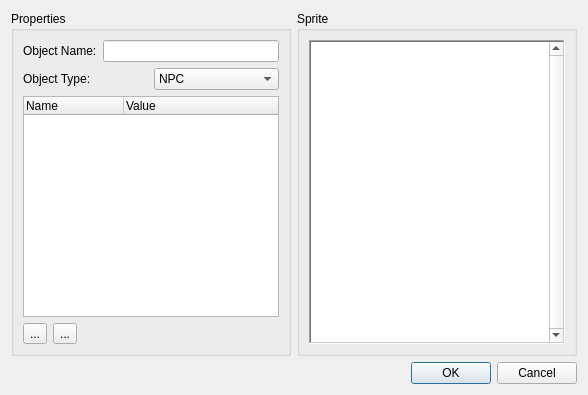
Qt form ObjectEditor.ui (Preece/TGL) before a commit.
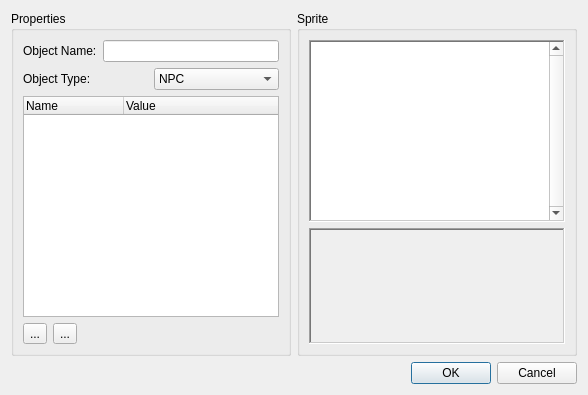
The same form after that commit. Icons and pictures are not drawn.

Commit message: The object editor now provides a preview of the symbol that will represent that object in the level editor.

The edit to the form file:
```diff
--- a/ObjectEditor.ui
+++ b/ObjectEditor.ui
@@ -173,6 +173,106 @@
           </property>
          </widget>
         </item>
+        <item>
+         <widget class="QScrollArea" name="scrollArea">
+          <property name="sizePolicy">
+           <sizepolicy hsizetype="Minimum" vsizetype="Minimum">
+            <horstretch>0</horstretch>
+            <verstretch>0</verstretch>
+           </sizepolicy>
+          </property>
+          <property name="frameShape">
+           <enum>QFrame::WinPanel</enum>
+          </property>
+          <property name="verticalScrollBarPolicy">
+           <enum>Qt::ScrollBarAsNeeded</enum>
+          </property>
+          <property name="horizontalScrollBarPolicy">
+           <enum>Qt::ScrollBarAsNeeded</enum>
+          </property>
+          <property name="widgetResizable">
+           <bool>true</bool>
+          </property>
+          <widget class="QWidget" name="scrollAreaWidgetContents">
+           <property name="geometry">
+            <rect>
+             <x>0</x>
+             <y>0</y>
+             <width>252</width>
+             <height>125</height>
+            </rect>
+           </property>
+           <layout class="QHBoxLayout" name="horizontalLayout_5">
+            <item>
+             <spacer name="horizontalSpacer_2">
+              <property name="orientation">
+               <enum>Qt::Horizontal</enum>
+              </property>
+              <property name="sizeHint" stdset="0">
+               <size>
+                <width>40</width>
+                <height>20</height>
+               </size>
+              </property>
+             </spacer>
+            </item>
+            <item>
+             <layout class="QVBoxLayout" name="verticalLayout_4">
+              <item>
+               <spacer name="verticalSpacer">
+                <property name="orientation">
+                 <enum>Qt::Vertical</enum>
+                </property>
+                <property name="sizeHint" stdset="0">
+                 <size>
+                  <width>20</width>
+                  <height>40</height>
+                 </size>
+                </property>
+               </spacer>
+              </item>
+              <item>
+               <widget class="QLabel" name="symbolPreview">
+                <property name="text">
+                 <string/>
+                </property>
+                <property name="pixmap">
+                 <pixmap resource="Icons.qrc">:/Icons/Icons/MissingFile.png</pixmap>
+                </property>
+               </widget>
+              </item>
+              <item>
+               <spacer name="verticalSpacer_2">
+                <property name="orientation">
+                 <enum>Qt::Vertical</enum>
+                </property>
+                <property name="sizeHint" stdset="0">
+                 <size>
+                  <width>20</width>
+                  <height>40</height>
+                 </size>
+                </property>
+               </spacer>
+              </item>
+             </layout>
+            </item>
+            <item>
+             <spacer name="horizontalSpacer_3">
+              <property name="orientation">
+               <enum>Qt::Horizontal</enum>
+              </property>
+              <property name="sizeHint" stdset="0">
+               <size>
+                <width>40</width>
+                <height>20</height>
+               </size>
+              </property>
+             </spacer>
+            </item>
+           </layout>
+          </widget>
+         </widget>
+        </item>
        </layout>
       </widget>
      </item>
```
The commit also changes 7 other files.
